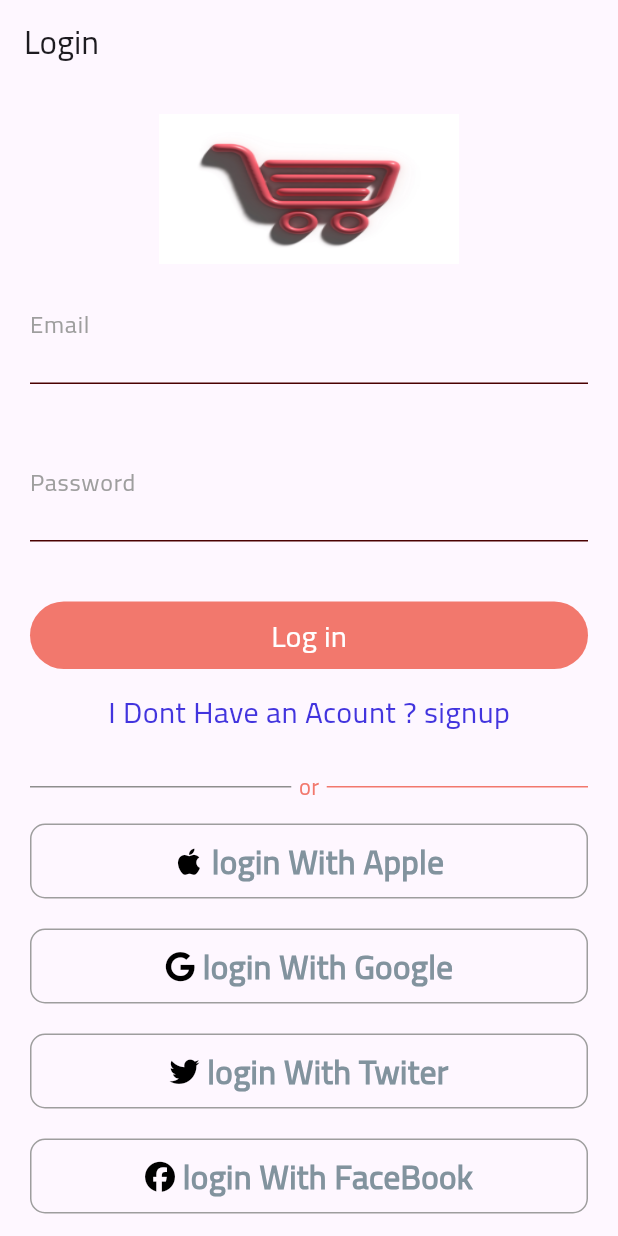
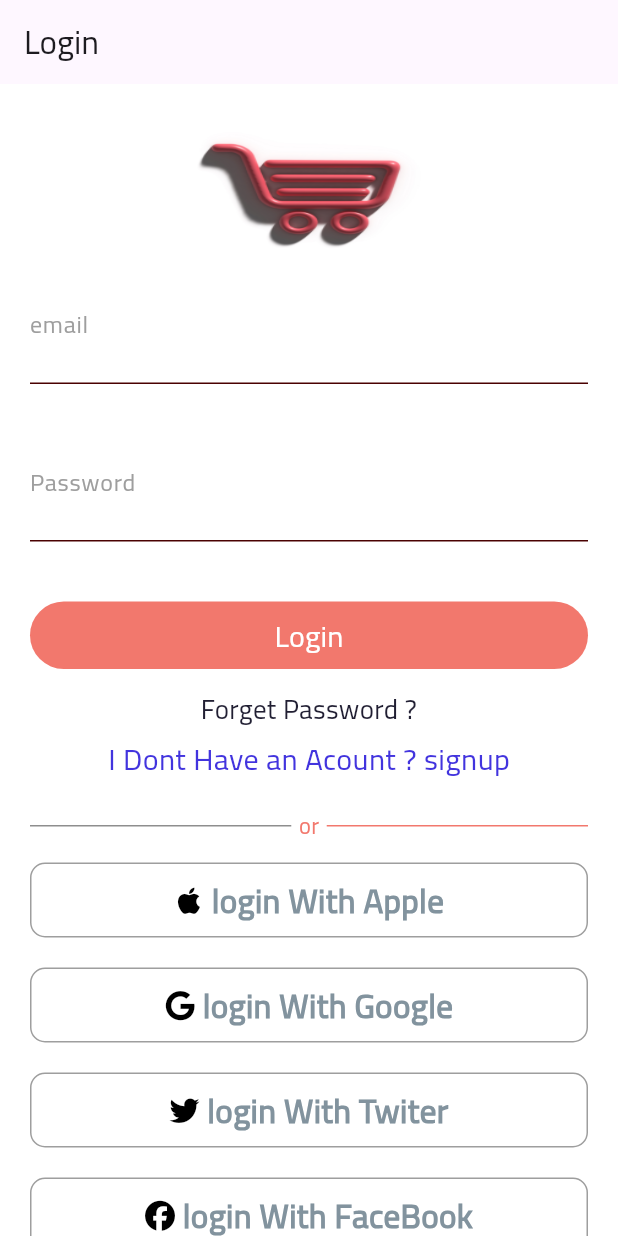
Before and after one commit to abdobassel/Ecommerce_Shop_full, a Flutter app: the screen it shows after launch, after a tap on "Skip", on a phone screen of 412 x 824 dp. Run offline on Flutter 3.47's test engine with Material 3 defaults, Android fonts, the phone set to English and light mode, and no system bars; our stand-ins replace flutter_conditional_rendering, flutter_otp_text_field, fluttertoast, font_awesome_flutter, get, shared_preferences and 1 more.

Commit message:
auth screens reset and success and signup refactor and login refactor and add otp pckge

```diff
--- a/lib/controller/auth/login_controller.dart
+++ b/lib/controller/auth/login_controller.dart
@@ -1,22 +1,26 @@
 import 'package:ecommerce_flutter/core/constant/asset_images/routes.dart';
+import 'package:ecommerce_flutter/core/localization/change_local.dart';
 import 'package:flutter/material.dart';
 import 'package:get/get.dart';
 
 abstract class LoginController extends GetxController {
   login();
   toSignup();
+  toForgetPassword();
 }
 
 class LoginControllerImplements extends LoginController {
   late TextEditingController emailControler;
   late TextEditingController passControler;
   late GlobalKey<FormState> loginFormKey;
+  late LocaleController localeController;
+
   @override
   login() {}
 
   @override
   toSignup() {
-    Get.toNamed(AppRoutes.signup);
+    Get.offNamed(AppRoutes.signup);
   }
 
   @override
@@ -24,6 +28,7 @@ class LoginControllerImplements extends LoginController {
     emailControler = TextEditingController();
     passControler = TextEditingController();
     loginFormKey = GlobalKey();
+    localeController = Get.put(LocaleController());
     super.onInit();
   }
 
@@ -34,4 +39,9 @@ class LoginControllerImplements extends LoginController {
 
     super.dispose();
   }
+
+  @override
+  toForgetPassword() {
+    Get.toNamed(AppRoutes.forgetPassword);
+  }
 }
--- a/lib/core/constant/asset_images/routes.dart
+++ b/lib/core/constant/asset_images/routes.dart
@@ -1,6 +1,11 @@
-import 'package:ecommerce_flutter/main.dart';
+import 'package:ecommerce_flutter/view/screens/auth/forget_password.dart';
 import 'package:ecommerce_flutter/view/screens/auth/loginscreen.dart';
 import 'package:ecommerce_flutter/view/screens/auth/register_page.dart';
+import 'package:ecommerce_flutter/view/screens/auth/resetPassword.dart';
+import 'package:ecommerce_flutter/view/screens/auth/success_reset.dart';
+import 'package:ecommerce_flutter/view/screens/auth/success_signup.dart';
+import 'package:ecommerce_flutter/view/screens/auth/verifycode.dart';
+import 'package:ecommerce_flutter/view/screens/home/home_screen.dart';
 import 'package:ecommerce_flutter/view/screens/language/languagescreen.dart';
 import 'package:ecommerce_flutter/view/screens/onboarding.dart';
 import 'package:flutter/material.dart';
@@ -9,15 +14,31 @@ class AppRoutes {
   static const String home = '/';
   static const String login = '/login';
   static const String signup = '/signup';
+  static const String forgetPassword = '/forgetpassword';
+
+  static const String verfiyCode = '/verfiy';
+  static const String resetPassword = '/resetpassword';
+
   static const String languagescreen = '/language';
 
   static const String onboarding = '/onboarding';
+  static const String success_reset = '/succes_reset';
+
+  static const String success_signup = '/succes_signup';
 }
 
 Map<String, Widget Function(BuildContext)> routes = {
   AppRoutes.home: (context) => MyHomePage(),
-  AppRoutes.login: (context) => LoginScreen(),
+
   AppRoutes.onboarding: (context) => OnBoarding(),
   AppRoutes.languagescreen: (context) => LanguageScreen(),
+  //auth start
+  AppRoutes.login: (context) => LoginScreen(),
   AppRoutes.signup: (context) => RegisterScreen(),
+  AppRoutes.forgetPassword: (context) => ForgetPassword(),
+  AppRoutes.verfiyCode: (context) => VeryfiCode(),
+  AppRoutes.resetPassword: (context) => ResetPassword(),
+  AppRoutes.success_reset: (context) => SuccessResetPassword(),
+
+  AppRoutes.success_signup: (context) => Success_Signup(),
 };
--- a/lib/core/localization/translation.dart
+++ b/lib/core/localization/translation.dart
@@ -6,6 +6,7 @@ class MyTranslations implements Translations {
         'ar': {
           'welcome': 'اهلا',
           'home': 'الرئيسية',
+          'chooslang': 'اختيار اللغة',
           'login': 'تسجيل الدخول',
           'signup': 'تسجيل',
           'logout': 'خروج',
@@ -13,10 +14,12 @@ class MyTranslations implements Translations {
           'email': 'البريد الالكتروني',
           'phone': 'رقم الهاتف',
           'password': 'كلمة المرور',
+          'forgetpass': 'نسيت كلمةالمرور؟',
         },
         'en': {
           'welcome': 'Welcome',
           'home': 'Home',
+          'chooselang': 'Choose Language',
           'login': "Login",
           'signup': 'Signup',
           'logout': 'logout',
@@ -24,6 +27,7 @@ class MyTranslations implements Translations {
           'email': 'email',
           'phone': 'Phone',
           'password': 'Password',
+          'forgetpass': 'Forget Password ?',
         }
       };
 }
--- a/lib/main.dart
+++ b/lib/main.dart
@@ -2,8 +2,14 @@ import 'package:ecommerce_flutter/core/constant/asset_images/routes.dart';
 import 'package:ecommerce_flutter/core/localization/change_local.dart';
 import 'package:ecommerce_flutter/core/localization/translation.dart';
 import 'package:ecommerce_flutter/core/services/services.dart';
+import 'package:ecommerce_flutter/view/screens/auth/forget_password.dart';
 import 'package:ecommerce_flutter/view/screens/auth/loginscreen.dart';
 import 'package:ecommerce_flutter/view/screens/auth/register_page.dart';
+import 'package:ecommerce_flutter/view/screens/auth/resetPassword.dart';
+import 'package:ecommerce_flutter/view/screens/auth/success_reset.dart';
+import 'package:ecommerce_flutter/view/screens/auth/success_signup.dart';
+import 'package:ecommerce_flutter/view/screens/auth/verifycode.dart';
+import 'package:ecommerce_flutter/view/screens/home/home_screen.dart';
 import 'package:ecommerce_flutter/view/screens/language/languagescreen.dart';
 import 'package:ecommerce_flutter/view/screens/onboarding.dart';
 import 'package:flutter/material.dart';
@@ -47,21 +53,13 @@ class MyApp extends StatelessWidget {
         GetPage(name: AppRoutes.login, page: () => LoginScreen()),
         GetPage(name: AppRoutes.signup, page: () => RegisterScreen()),
         GetPage(name: AppRoutes.home, page: () => MyHomePage()),
+        GetPage(name: AppRoutes.forgetPassword, page: () => ForgetPassword()),
+        GetPage(name: AppRoutes.verfiyCode, page: () => VeryfiCode()),
+        GetPage(name: AppRoutes.resetPassword, page: () => ResetPassword()),
+        GetPage(
+            name: AppRoutes.success_reset, page: () => SuccessResetPassword()),
+        GetPage(name: AppRoutes.success_signup, page: () => Success_Signup()),
       ],
     );
   }
 }
-
-class MyHomePage extends StatelessWidget {
-  const MyHomePage({super.key});
-
-  @override
-  Widget build(BuildContext context) {
-    return Scaffold(
-      appBar: AppBar(
-        backgroundColor: Colors.red,
-      ),
-      body: Center(child: Text('Heeloooo')),
-    );
-  }
-}
--- a/lib/view/screens/auth/loginscreen.dart
+++ b/lib/view/screens/auth/loginscreen.dart
@@ -15,9 +15,12 @@ class LoginScreen extends StatelessWidget {
   Widget build(BuildContext context) {
     LoginControllerImplements loginControllerImplements =
         Get.put(LoginControllerImplements());
+
     return Scaffold(
+      backgroundColor: Colors.white,
       appBar: AppBar(
-        title: Text('Login'),
+        title: Text('login'.tr),
+        scrolledUnderElevation: 0.0,
       ),
       body: SingleChildScrollView(
         child: Padding(
@@ -38,7 +41,7 @@ class LoginScreen extends StatelessWidget {
                         }
                       },
                       controller: loginControllerImplements.emailControler,
-                      labeltext: 'Email',
+                      labeltext: 'email'.tr,
                       type: TextInputType.emailAddress),
                   const SizedBox(
                     height: 25,
@@ -56,7 +59,7 @@ class LoginScreen extends StatelessWidget {
                       sufxBtn: 'view Hide',
                       showPassfunc: () {},
                       controller: loginControllerImplements.passControler,
-                      labeltext: 'Password',
+                      labeltext: 'password'.tr,
                       type: TextInputType.visiblePassword),
                   const SizedBox(
                     height: 40,
@@ -70,7 +73,7 @@ class LoginScreen extends StatelessWidget {
                     ),
                     conditionBuilder: (context) => true,
                     widgetBuilder: (context) => DefaultButton(
-                        text: 'Log in',
+                        text: 'login'.tr,
                         isUperCase: false,
                         function: () {},
                         background: AppColor.primary,
@@ -78,6 +81,21 @@ class LoginScreen extends StatelessWidget {
                   ),
                   const SizedBox(
                     height: 14,
+                  ),
+                  InkWell(
+                    splashColor: AppColor.gry,
+                    onTap: () {
+                      loginControllerImplements.toForgetPassword();
+                    },
+                    child: Text('forgetpass'.tr,
+                        textAlign: TextAlign.end,
+                        style: TextStyle(
+                            color: Color.fromARGB(255, 33, 31, 51),
+                            fontSize: 18,
+                            fontWeight: FontWeight.w300)),
+                  ),
+                  SizedBox(
+                    height: 5,
                   ),
                   Center(
                     child: InkWell(
@@ -93,7 +111,7 @@ class LoginScreen extends StatelessWidget {
                     ),
                   ),
                   const SizedBox(
-                    height: 25,
+                    height: 20,
                   ),
                   const SeparatedWidgetDeviderAndText(),
                   const SizedBox(
--- a/pubspec.yaml
+++ b/pubspec.yaml
@@ -23,6 +23,7 @@ dependencies:
   flutter:
     sdk: flutter
   flutter_conditional_rendering: ^2.1.0
+  flutter_otp_text_field: ^1.1.1
   fluttertoast: ^8.2.4
   font_awesome_flutter: ^10.7.0
   get: ^4.6.6
```
Also changed, not shown: lib/controller/auth/forget_controller.dart (added, +37 -0 lines), lib/controller/auth/reset_controller.dart (added, +33 -0 lines), lib/controller/auth/signup_controller.dart (+4 -4 lines), lib/controller/auth/veryficode_controller.dart (added, +30 -0 lines), lib/view/screens/auth/forget_password.dart (added, +97 -0 lines), lib/view/screens/auth/resetPassword.dart (added, +120 -0 lines), lib/view/screens/auth/success_reset.dart (added, +10 -0 lines), lib/view/screens/auth/success_signup.dart (added, +10 -0 lines), lib/view/screens/auth/verifycode.dart (added, +97 -0 lines), lib/view/screens/home/home_screen.dart (added, +15 -0 lines), lib/view/screens/language/languagescreen.dart (+7 -4 lines), pubspec.lock.
